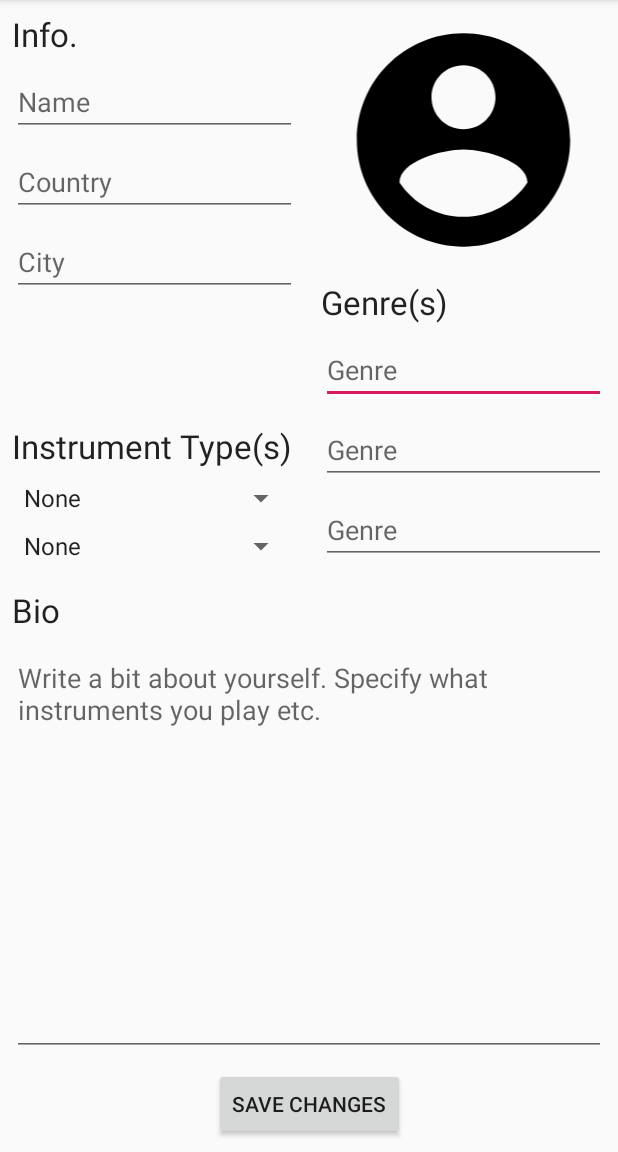
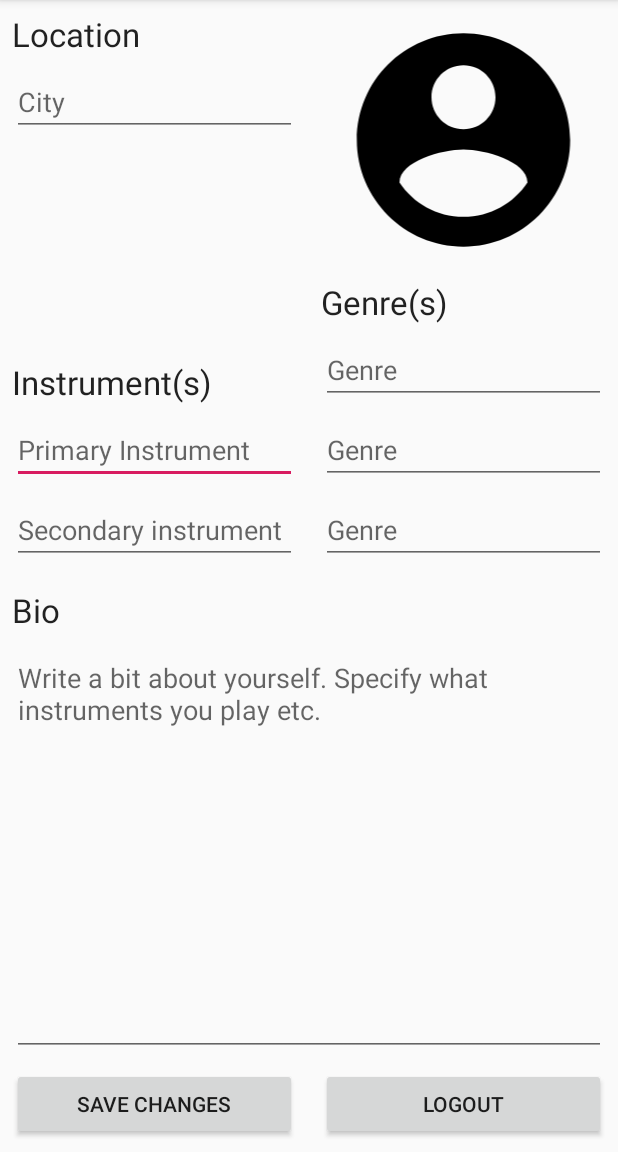
Before and after one commit to Oliverac28/FindMyBand, an Android app: the account screen opened directly, with no data from a screen before it, on a phone screen of 412 x 824 dp, the part 84-1236 px from its top. Run offline under Robolectric (Android 15) with nearby library versions, the phone set to English and light mode, and no system bars.

Commit message:
Edited the account page layout and set up a list view in message.

```diff
--- a/app/build.gradle
+++ b/app/build.gradle
@@ -33,6 +33,7 @@ dependencies {
     implementation 'androidx.appcompat:appcompat:1.1.0'
     implementation 'com.google.android.material:material:1.0.0'
     implementation 'androidx.constraintlayout:constraintlayout:1.1.3'
+    implementation 'com.r0adkll:slidableactivity:2.0.6'
     testImplementation 'junit:junit:4.12'
     androidTestImplementation 'androidx.test.ext:junit:1.1.1'
     androidTestImplementation 'androidx.test.espresso:espresso-core:3.2.0'
--- a/app/src/main/java/com/example/findmyband/account.java
+++ b/app/src/main/java/com/example/findmyband/account.java
@@ -15,18 +15,18 @@ import android.widget.AdapterView;
 import android.widget.ArrayAdapter;
 import android.widget.Spinner;
 
-public class account extends AppCompatActivity implements AdapterView.OnItemSelectedListener, NavigationView.OnNavigationItemSelectedListener{
+public class account extends AppCompatActivity implements /*AdapterView.OnItemSelectedListener,*/ NavigationView.OnNavigationItemSelectedListener{
 
     private DrawerLayout drawer;
-    private Spinner primary_instrument;
-    private Spinner secondary_instrument;
+    //private Spinner primary_instrument;
+    //private Spinner secondary_instrument;
 
     @Override
     protected void onCreate(Bundle savedInstanceState) {
         super.onCreate(savedInstanceState);
         setContentView(R.layout.activity_account);
 
-        {
+        /*{
             primary_instrument = findViewById(R.id.primary_instrument);
             secondary_instrument = findViewById(R.id.secondary_instrument);
 
@@ -36,7 +36,7 @@ public class account extends AppCompatActivity implements AdapterView.OnItemSele
 
             primary_instrument.setAdapter(adapter);
             secondary_instrument.setAdapter(adapter);
-        }
+        }*/
 
         {
             Toolbar toolbar = findViewById(R.id.toolbar);
@@ -56,6 +56,7 @@ public class account extends AppCompatActivity implements AdapterView.OnItemSele
             navigationView.setCheckedItem(R.id.nav_account);
         }
     }
+    /*
     //Methods for spinners
     public void onItemSelected(AdapterView<?> parent, View view,
                                int pos, long id) {
@@ -66,7 +67,7 @@ public class account extends AppCompatActivity implements AdapterView.OnItemSele
     public void onNothingSelected(AdapterView<?> parent) {
         // Another interface callback
     }
-    //
+    */
     //navigation method
     @Override
     public boolean onNavigationItemSelected(@NonNull MenuItem item){
--- a/app/src/main/res/layout/activity_account.xml
+++ b/app/src/main/res/layout/activity_account.xml
@@ -7,7 +7,8 @@
     android:id="@+id/drawer_layout"
     android:fitsSystemWindows="true"
     tools:context=".account"
-    tools:openDrawer="start">
+    >
+    tools:openDrawer="start"
 
     <LinearLayout
         android:layout_width="match_parent"
@@ -43,14 +44,14 @@
 
             <Button
                 android:id="@+id/save_profile_button"
-                android:layout_width="wrap_content"
+                android:layout_width="0dp"
                 android:layout_height="wrap_content"
                 android:layout_marginStart="8dp"
                 android:layout_marginEnd="8dp"
                 android:layout_marginBottom="8dp"
                 android:text="Save Changes"
                 app:layout_constraintBottom_toBottomOf="parent"
-                app:layout_constraintEnd_toEndOf="parent"
+                app:layout_constraintEnd_toStartOf="@+id/guideline"
                 app:layout_constraintStart_toStartOf="parent" />
 
             <TextView
@@ -60,31 +61,38 @@
                 android:layout_marginStart="8dp"
                 android:layout_marginEnd="8dp"
                 android:layout_marginBottom="8dp"
-                android:text="Instrument Type(s)"
+                android:text="Instrument(s)"
                 android:textAppearance="@style/TextAppearance.AppCompat.Large"
                 android:textSize="22sp"
                 app:layout_constraintBottom_toTopOf="@+id/primary_instrument"
                 app:layout_constraintEnd_toStartOf="@+id/guideline"
+                app:layout_constraintHorizontal_bias="0.0"
                 app:layout_constraintStart_toStartOf="parent" />
 
-            <Spinner
+            <EditText
                 android:id="@+id/primary_instrument"
                 android:layout_width="0dp"
                 android:layout_height="wrap_content"
                 android:layout_marginStart="8dp"
                 android:layout_marginEnd="8dp"
                 android:layout_marginBottom="8dp"
+                android:ems="10"
+                android:hint="Primary Instrument"
+                android:inputType="textPersonName"
                 app:layout_constraintBottom_toTopOf="@+id/secondary_instrument"
                 app:layout_constraintEnd_toStartOf="@+id/guideline"
                 app:layout_constraintStart_toStartOf="parent" />
 
-            <Spinner
+            <EditText
                 android:id="@+id/secondary_instrument"
                 android:layout_width="0dp"
                 android:layout_height="wrap_content"
                 android:layout_marginStart="8dp"
                 android:layout_marginEnd="8dp"
                 android:layout_marginBottom="8dp"
+                android:ems="10"
+                android:hint="Secondary instrument"
+                android:inputType="textPersonName"
                 app:layout_constraintBottom_toTopOf="@+id/guideline2"
                 app:layout_constraintEnd_toStartOf="@+id/guideline"
                 app:layout_constraintStart_toStartOf="parent" />
@@ -179,45 +187,17 @@
                 app:layout_constraintTop_toBottomOf="@+id/bio_textView" />
 
             <TextView
-                android:id="@+id/info_textView"
+                android:id="@+id/location_textView"
                 android:layout_width="0dp"
                 android:layout_height="wrap_content"
                 android:layout_marginStart="8dp"
                 android:layout_marginTop="8dp"
                 android:layout_marginEnd="8dp"
-                android:text="Info."
+                android:text="Location"
                 android:textAppearance="@style/TextAppearance.AppCompat.Large"
                 app:layout_constraintEnd_toStartOf="@+id/guideline"
                 app:layout_constraintStart_toStartOf="parent"
                 app:layout_constraintTop_toTopOf="parent" />
-
-            <EditText
-                android:id="@+id/name"
-                android:layout_width="0dp"
-                android:layout_height="wrap_content"
-                android:layout_marginStart="8dp"
-                android:layout_marginTop="8dp"
-                android:layout_marginEnd="8dp"
-                android:ems="10"
-                android:hint="Name"
-                android:inputType="textPersonName"
-                app:layout_constraintEnd_toStartOf="@+id/guideline"
-                app:layout_constraintStart_toStartOf="parent"
-                app:layout_constraintTop_toBottomOf="@+id/info_textView" />
-
-            <EditText
-                android:id="@+id/country"
-                android:layout_width="0dp"
-                android:layout_height="wrap_content"
-                android:layout_marginStart="8dp"
-                android:layout_marginTop="8dp"
-                android:layout_marginEnd="8dp"
-                android:ems="10"
-                android:hint="Country"
-                android:inputType="textPersonName"
-                app:layout_constraintEnd_toStartOf="@+id/guideline"
-                app:layout_constraintStart_toStartOf="parent"
-                app:layout_constraintTop_toBottomOf="@+id/name" />
 
             <EditText
                 android:id="@+id/city"
@@ -231,7 +211,7 @@
                 android:inputType="textPersonName"
                 app:layout_constraintEnd_toStartOf="@+id/guideline"
                 app:layout_constraintStart_toStartOf="parent"
-                app:layout_constraintTop_toBottomOf="@+id/country" />
+                app:layout_constraintTop_toBottomOf="@+id/location_textView" />
 
             <ImageView
                 android:id="@+id/profile_picture"
@@ -247,6 +227,18 @@
                 app:layout_constraintTop_toTopOf="parent"
                 app:srcCompat="@drawable/ic_account" />
 
+            <Button
+                android:id="@+id/logout_button"
+                android:layout_width="0dp"
+                android:layout_height="wrap_content"
+                android:layout_marginStart="8dp"
+                android:layout_marginEnd="8dp"
+                android:layout_marginBottom="8dp"
+                android:text="Logout"
+                app:layout_constraintBottom_toBottomOf="parent"
+                app:layout_constraintEnd_toEndOf="parent"
+                app:layout_constraintStart_toStartOf="@+id/guideline" />
+
         </androidx.constraintlayout.widget.ConstraintLayout>
 
     </LinearLayout>
```
Also changed, not shown: app/src/main/java/com/example/findmyband/message.java (+26 -0 lines), app/src/main/java/com/example/findmyband/search.java (+8 -0 lines), app/src/main/res/layout/activity_message.xml (+3 -4 lines), app/src/main/res/layout/activity_search.xml (+16 -3 lines), app/src/main/res/values/strings.xml (+13 -0 lines).
